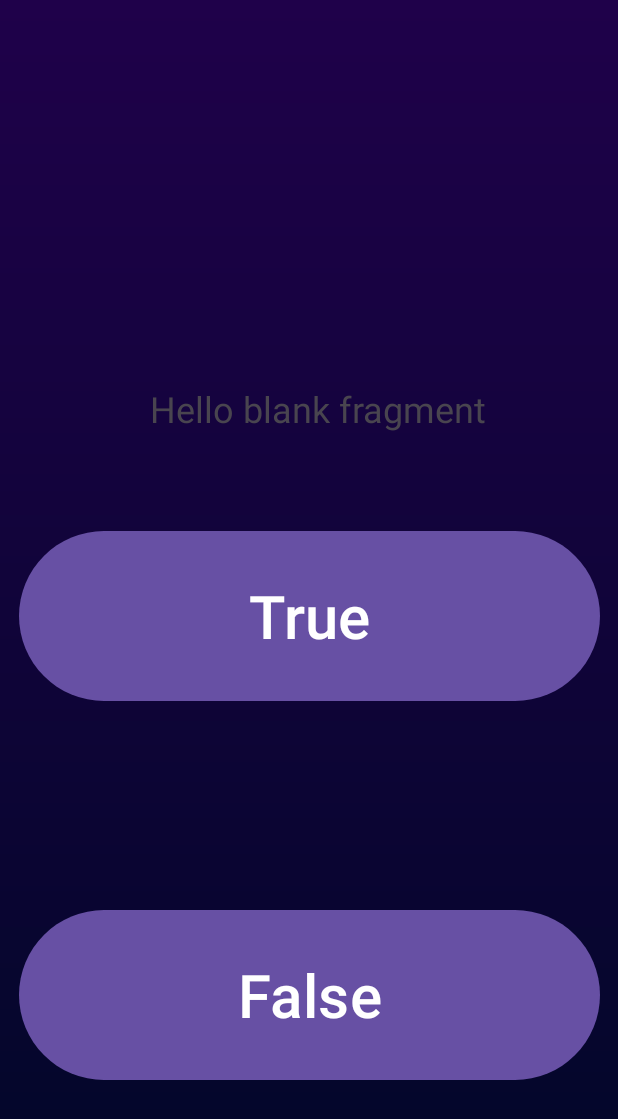
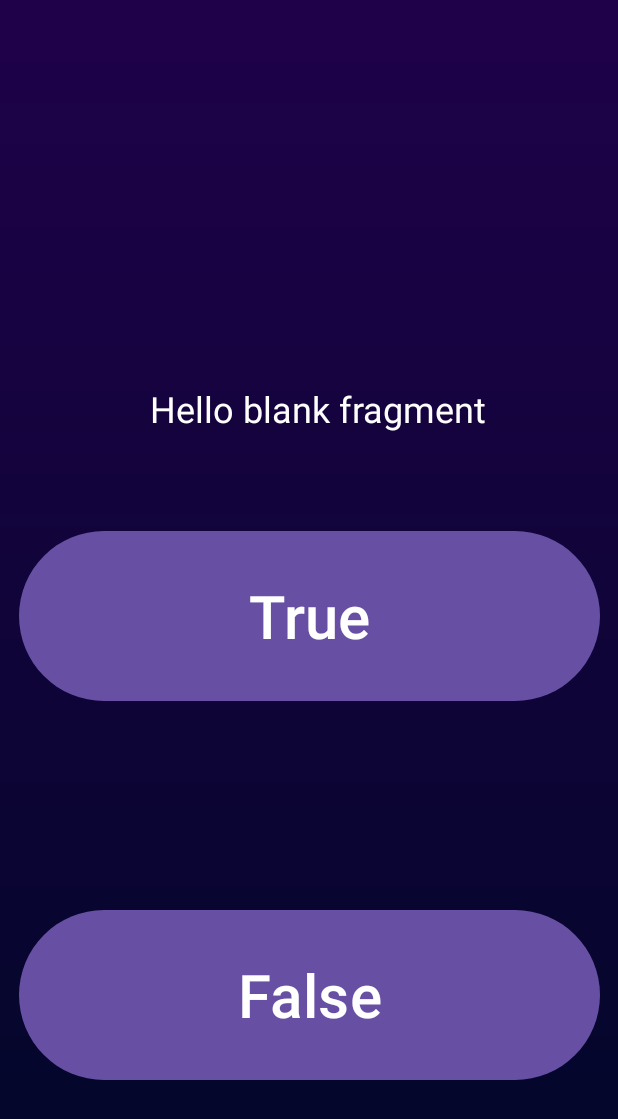
Before and after one commit to prithaxx/CodeLingo, an Android app: the layout fragment_slide_true_false.xml on its own in the app's theme, with its tools: preview values and no code run, on a phone screen of 412 x 824 dp. Shown: the top 1119 px of the screen. Run offline under Robolectric (Android 15) with nearby library versions, the phone set to English and light mode, and no system bars.

Commit message:
Update fragment_slide_true_false.xml
changed text colour

```diff
--- a/app/src/main/res/layout/fragment_slide_true_false.xml
+++ b/app/src/main/res/layout/fragment_slide_true_false.xml
@@ -47,6 +47,7 @@
         android:layout_marginEnd="100dp"
         android:layout_marginBottom="500dp"
         android:text="@string/hello_blank_fragment"
+        android:textColor="@color/_bg__surface_pro_8___1_ek2_color"
         android:textSize="24sp"
         app:layout_constraintBottom_toBottomOf="parent"
         app:layout_constraintEnd_toEndOf="parent"
@@ -64,6 +65,7 @@
         android:layout_marginEnd="300dp"
         android:layout_marginBottom="600dp"
         android:text="@string/hello_blank_fragment"
+        android:textColor="@color/_bg__surface_pro_8___1_ek2_color"
         android:textSize="48sp"
         app:layout_constraintBottom_toBottomOf="parent"
         app:layout_constraintEnd_toEndOf="parent"
```
